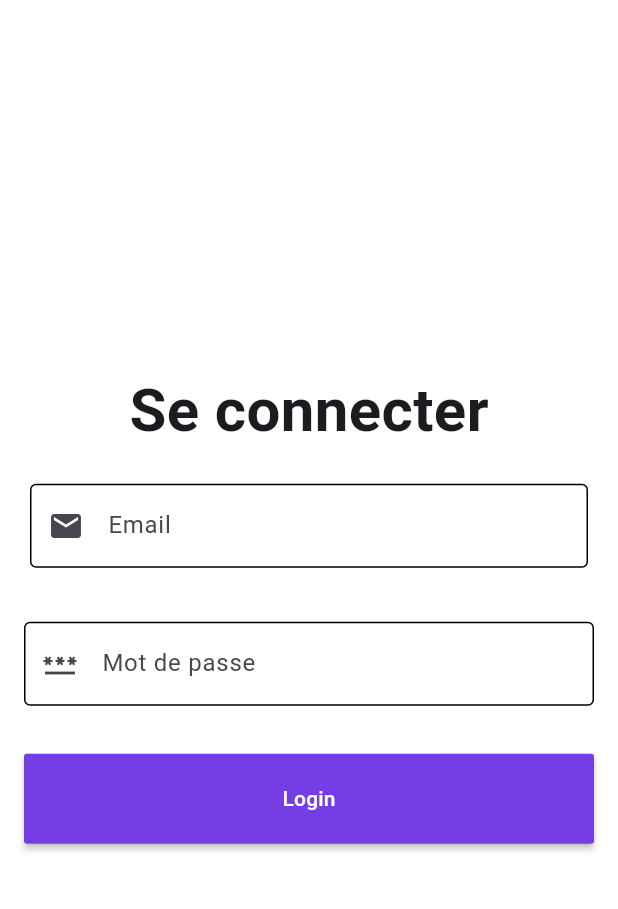
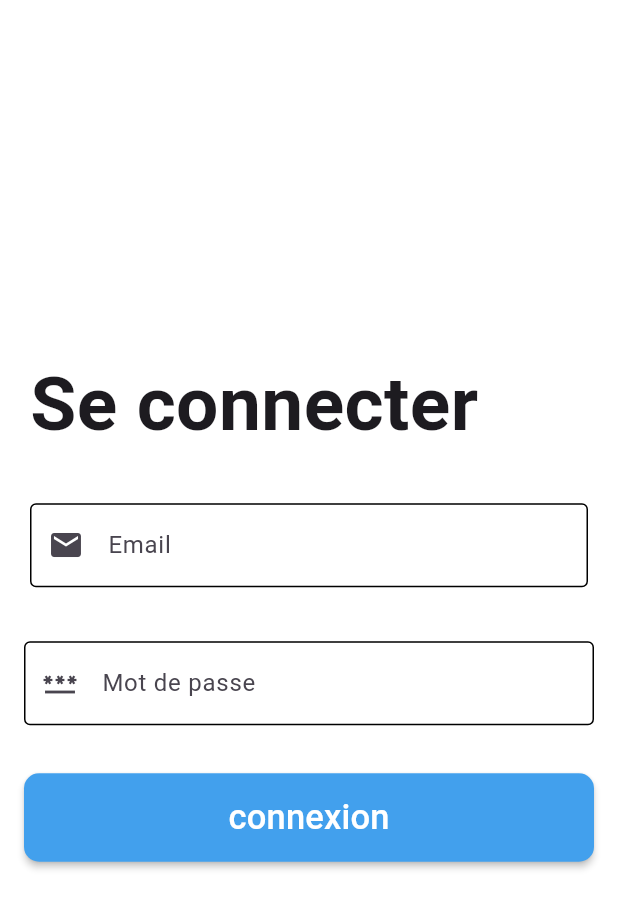
Before and after one commit to AHADI5/ushirikTraxkApp_MobileParent, a Flutter app: the screen it shows after launch, on a phone screen of 412 x 824 dp. Shown: the top 909 px of the screen. Run offline on Flutter 3.47's test engine with Material 3 defaults, Android fonts, the phone set to English and light mode, and no system bars.

Commit message:
styling the login button

```diff
--- a/lib/pages/parent_login_form.dart
+++ b/lib/pages/parent_login_form.dart
@@ -22,7 +22,6 @@ class LoginPageState extends State<ParentLoginPage> {
       key: _formKey,
       child: Column(
         children: [
-
           Padding(
             padding: const EdgeInsets.symmetric(horizontal: 20, vertical: 20),
             child: TextFormField(
@@ -62,20 +61,28 @@ class LoginPageState extends State<ParentLoginPage> {
             ),
           ),
           Padding(
-            padding: const EdgeInsets.symmetric(horizontal: 16, vertical: 16),
-            child: MaterialButton(
+              padding: const EdgeInsets.symmetric(horizontal: 16, vertical: 16),
+              child: MaterialButton(
                 minWidth: double.infinity,
-                padding: const EdgeInsets.all(20),
-                color: const Color.fromRGBO(116, 62, 228, 1),
+                padding: const EdgeInsets.all(13),
+                color: const Color.fromRGBO(66, 160, 237, 1),
                 textColor: Colors.white,
                 onPressed: () {
                   if (_formKey.currentState!.validate()) {
                     ScaffoldMessenger.of(context).showSnackBar(
-                        const SnackBar(content: Text('connexion')));
+                      const SnackBar(content: Text('Connexion')),
+                    );
                   }
                 },
-                child: const Text("Login")),
-          )
+                shape: RoundedRectangleBorder(
+                  borderRadius:
+                      BorderRadius.circular(10.0), // Adjust as desired
+                ),
+                child: const Text(
+                  "connexion",
+                  style: TextStyle(fontSize: 23),
+                ),
+              ))
         ],
       ),
     );
--- a/lib/pages/parent_login_material_page.dart
+++ b/lib/pages/parent_login_material_page.dart
@@ -1,5 +1,3 @@
-import 'dart:ffi';
-
 import 'package:flutter/material.dart';
 import 'package:flutter_application_2/pages/parent_login_form.dart';
 
@@ -12,18 +10,23 @@ class LoginMaterialPage extends StatelessWidget {
         backgroundColor: Colors.white,
         body: Center(
           child: Column(
-            mainAxisAlignment: MainAxisAlignment.center,
+            mainAxisAlignment:
+                MainAxisAlignment.center, // Maintain vertical centering
+            crossAxisAlignment:
+                CrossAxisAlignment.start, // Align content to the left
             children: [
-              Positioned(
-                  left: 3444400,
-                  child: Text(
-                    "Se connecter",
-                    style: TextStyle(
-                      fontSize: 40,
-                      fontWeight: FontWeight.bold,
-                    ),
-                  )),
-              ParentLoginPage()
+              Padding(
+                padding:
+                    EdgeInsets.only(left: 20.0, bottom: 10.0), // Adjust padding
+                child: Text(
+                  "Se connecter",
+                  style: TextStyle(
+                    fontSize: 50,
+                    fontWeight: FontWeight.bold,
+                  ),
+                ),
+              ),
+              ParentLoginPage(), // Maintain original Column structure
             ],
           ),
         ));
```
